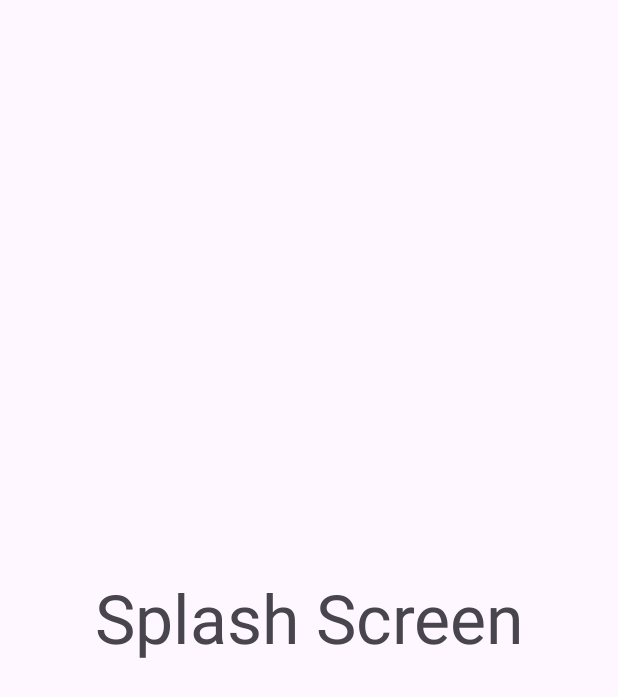
After one commit to Lasha-Ilashvili/Tbilisi_Parking_FINAL_EXM, an Android app: the fragment SplashFragment shown on its own in the app's theme, on a phone screen of 412 x 824 dp. The commit adds this screen. Shown: the top 697 px of the screen. Run offline under Robolectric (Android 15) with nearby library versions, the phone set to English and light mode, and no system bars.

Commit message:
add dialog on log_out and create splash fragment to controll session

```diff
--- a/app/src/main/java/com/example/tbilisi_parking_final_exm/presentation/screen/bottomNavFragment/BottomNavViewModel.kt
+++ b/app/src/main/java/com/example/tbilisi_parking_final_exm/presentation/screen/bottomNavFragment/BottomNavViewModel.kt
@@ -23,6 +23,7 @@ class BottomNavViewModel @Inject constructor(
         }
     }
 
+
     private fun clearDatastore() {
         viewModelScope.launch {
             clearDataStore()
--- /dev/null
+++ b/app/src/main/java/com/example/tbilisi_parking_final_exm/presentation/screen/splash/SplashFragment.kt
@@ -0,0 +1,21 @@
+package com.example.tbilisi_parking_final_exm.presentation.screen.splash
+
+import androidx.fragment.app.viewModels
+import com.example.tbilisi_parking_final_exm.databinding.FragmentSplashBinding
+import com.example.tbilisi_parking_final_exm.presentation.base.BaseFragment
+
+
+class SplashFragment : BaseFragment<FragmentSplashBinding>(FragmentSplashBinding::inflate) {
+
+    private val viewModel: SplashViewModel by viewModels()
+    override fun bind() {
+
+    }
+
+    override fun bindViewActionListeners() {
+    }
+
+    override fun bindObserves() {
+
+    }
+}
--- /dev/null
+++ b/app/src/main/res/layout/fragment_splash.xml
@@ -0,0 +1,15 @@
+<?xml version="1.0" encoding="utf-8"?>
+<FrameLayout xmlns:android="http://schemas.android.com/apk/res/android"
+    xmlns:tools="http://schemas.android.com/tools"
+    android:layout_width="match_parent"
+    android:layout_height="match_parent"
+    tools:context=".presentation.screen.splash.SplashFragment">
+
+  <androidx.appcompat.widget.AppCompatTextView
+      android:layout_width="match_parent"
+      android:text="Splash Screen"
+      android:textSize="45sp"
+      android:gravity="center"
+      android:layout_height="match_parent"/>
+
+</FrameLayout>
--- a/app/src/main/res/navigation/nav_graph.xml
+++ b/app/src/main/res/navigation/nav_graph.xml
@@ -3,7 +3,7 @@
     xmlns:app="http://schemas.android.com/apk/res-auto"
     xmlns:tools="http://schemas.android.com/tools"
     android:id="@+id/nav_graph"
-    app:startDestination="@id/bottomNavFragment">
+    app:startDestination="@id/homeFragment">
 
     <fragment
         android:id="@+id/homeFragment"
```
Also changed, not shown: app/src/main/java/com/example/tbilisi_parking_final_exm/presentation/extension/DialogExtension.kt (added, +25 -0 lines), app/src/main/java/com/example/tbilisi_parking_final_exm/presentation/screen/bottomNavFragment/BottomNavFragment.kt (+16 -1 lines), app/src/main/java/com/example/tbilisi_parking_final_exm/presentation/screen/splash/SplashViewModel.kt (added, +24 -0 lines).
